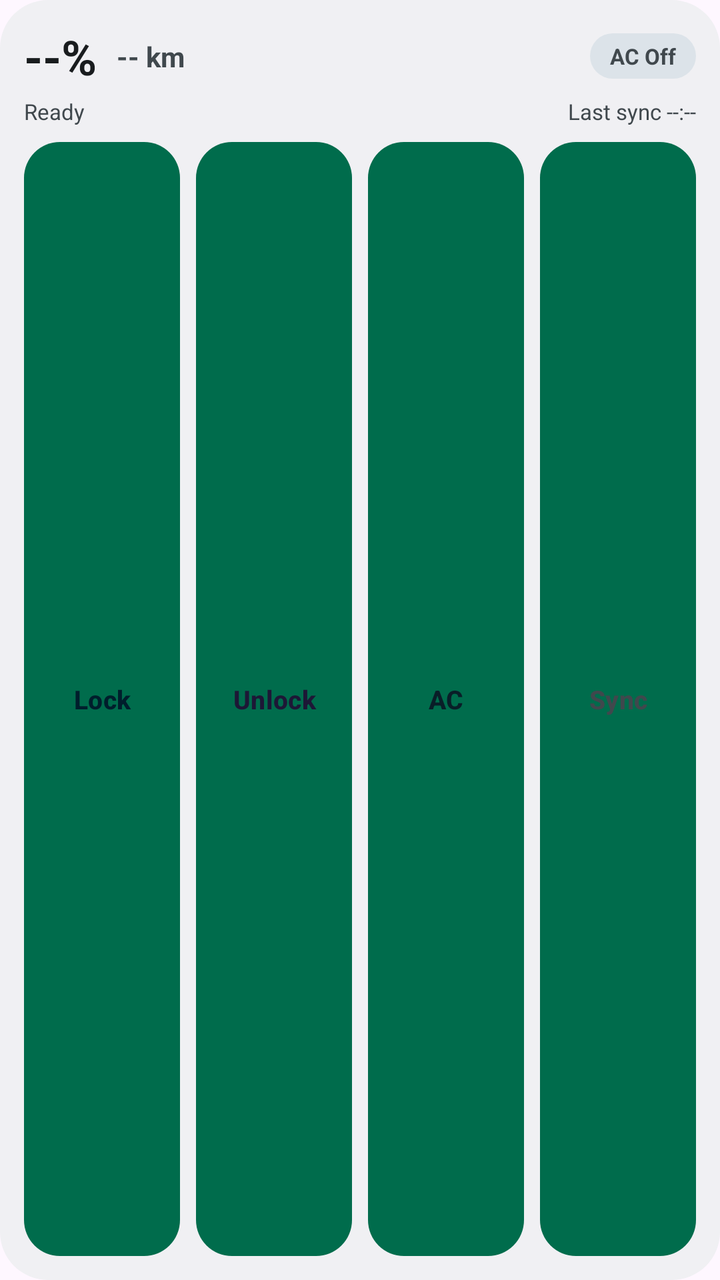
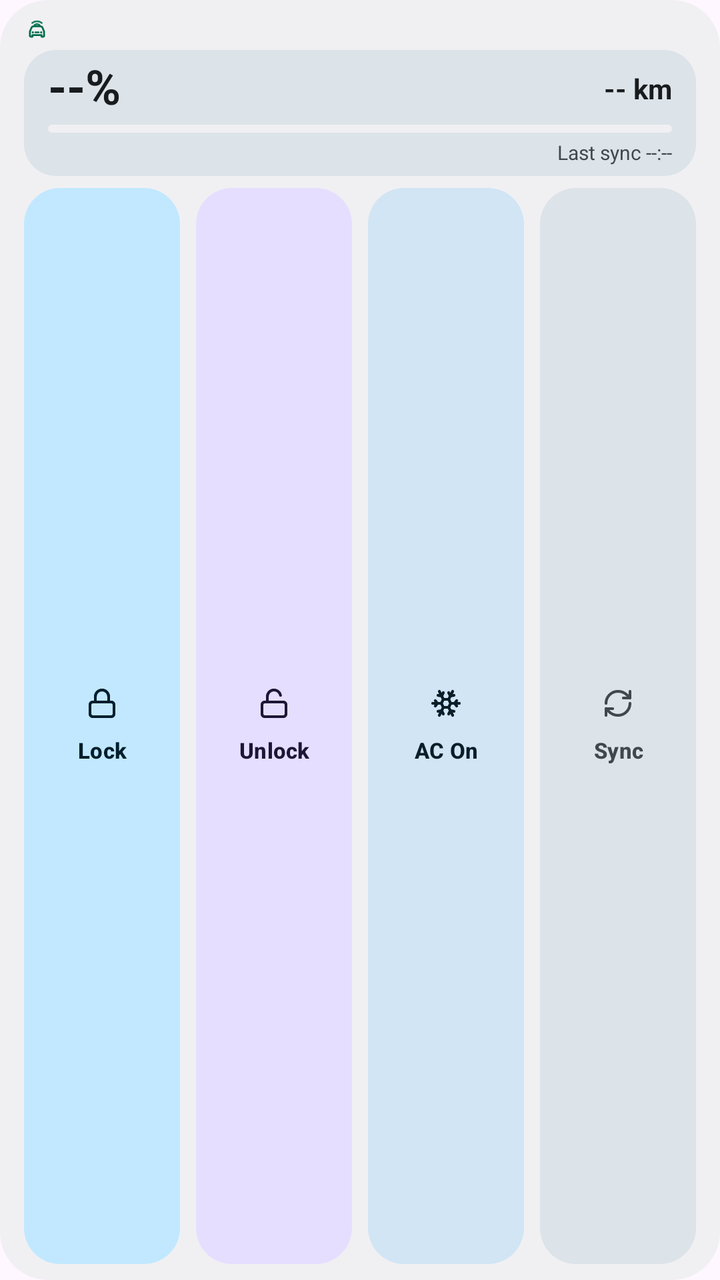

An Android layout rendered at two revisions. The XML below is the earlier revision; the diff shows what the commit changed to produce the second picture.
<!-- AndroidManifest.xml: application theme Theme.BydWatch -->
<!-- res/layout/widget_vehicle.xml -->
<?xml version="1.0" encoding="utf-8"?>
<LinearLayout xmlns:android="http://schemas.android.com/apk/res/android"
    android:id="@+id/widgetRoot"
    android:layout_width="match_parent"
    android:layout_height="match_parent"
    android:background="@drawable/bg_widget_card"
    android:orientation="vertical"
    android:padding="12dp">

    
    <LinearLayout
        android:id="@+id/widgetHeader"
        android:layout_width="match_parent"
        android:layout_height="wrap_content"
        android:gravity="center_vertical"
        android:orientation="horizontal">

        <TextView
            android:id="@+id/tvWidgetSoc"
            android:layout_width="wrap_content"
            android:layout_height="wrap_content"
            android:text="--%"
            android:textColor="@color/widget_on_surface"
            android:textSize="24sp"
            android:textStyle="bold" />

        <TextView
            android:id="@+id/tvWidgetRange"
            android:layout_width="0dp"
            android:layout_height="wrap_content"
            android:layout_marginStart="10dp"
            android:layout_weight="1"
            android:ellipsize="end"
            android:maxLines="1"
            android:text="-- km"
            android:textColor="@color/widget_on_surface_variant"
            android:textSize="14sp"
            android:textStyle="bold" />

        <TextView
            android:id="@+id/tvWidgetAcStatus"
            android:layout_width="wrap_content"
            android:layout_height="wrap_content"
            android:background="@drawable/bg_widget_chip"
            android:paddingHorizontal="10dp"
            android:paddingVertical="4dp"
            android:text="AC Off"
            android:textColor="@color/widget_on_surface_variant"
            android:textSize="11sp"
            android:textStyle="bold" />
    </LinearLayout>

    
    <LinearLayout
        android:layout_width="match_parent"
        android:layout_height="wrap_content"
        android:layout_marginTop="4dp"
        android:layout_marginBottom="8dp"
        android:gravity="center_vertical"
        android:orientation="horizontal">

        <TextView
            android:id="@+id/tvWidgetBanner"
            android:layout_width="0dp"
            android:layout_height="wrap_content"
            android:layout_weight="1"
            android:ellipsize="end"
            android:maxLines="1"
            android:text="Ready"
            android:textColor="@color/widget_on_surface_variant"
            android:textSize="11sp" />

        <TextView
            android:id="@+id/tvWidgetLastSync"
            android:layout_width="wrap_content"
            android:layout_height="wrap_content"
            android:layout_marginStart="8dp"
            android:ellipsize="end"
            android:maxLines="1"
            android:text="Last sync --:--"
            android:textColor="@color/widget_on_surface_variant"
            android:textSize="11sp" />
    </LinearLayout>

    
    <LinearLayout
        android:layout_width="match_parent"
        android:layout_height="0dp"
        android:layout_weight="1"
        android:orientation="horizontal">

        <Button
            android:id="@+id/btnWidgetLock"
            android:layout_width="0dp"
            android:layout_height="match_parent"
            android:layout_marginEnd="4dp"
            android:layout_weight="1"
            android:background="@drawable/bg_widget_btn_primary"
            android:padding="4dp"
            android:text="Lock"
            android:textAllCaps="false"
            android:textColor="@color/widget_on_primary_container"
            android:textSize="13sp"
            android:textStyle="bold" />

        <Button
            android:id="@+id/btnWidgetUnlock"
            android:layout_width="0dp"
            android:layout_height="match_parent"
            android:layout_marginHorizontal="4dp"
            android:layout_weight="1"
            android:background="@drawable/bg_widget_btn_tertiary"
            android:padding="4dp"
            android:text="Unlock"
            android:textAllCaps="false"
            android:textColor="@color/widget_on_tertiary_container"
            android:textSize="13sp"
            android:textStyle="bold" />

        <Button
            android:id="@+id/btnWidgetAc"
            android:layout_width="0dp"
            android:layout_height="match_parent"
            android:layout_marginHorizontal="4dp"
            android:layout_weight="1"
            android:background="@drawable/bg_widget_btn_secondary"
            android:padding="4dp"
            android:text="AC"
            android:textAllCaps="false"
            android:textColor="@color/widget_on_secondary_container"
            android:textSize="13sp"
            android:textStyle="bold" />

        <Button
            android:id="@+id/btnWidgetRefresh"
            android:layout_width="0dp"
            android:layout_height="match_parent"
            android:layout_marginStart="4dp"
            android:layout_weight="1"
            android:background="@drawable/bg_widget_btn_tonal"
            android:padding="4dp"
            android:text="Sync"
            android:textAllCaps="false"
            android:textColor="@color/widget_on_surface_variant"
            android:textSize="13sp"
            android:textStyle="bold" />
    </LinearLayout>

    
    <LinearLayout
        android:id="@+id/layoutWidgetLocationBar"
        android:layout_width="match_parent"
        android:layout_height="wrap_content"
        android:layout_marginTop="8dp"
        android:background="@drawable/bg_widget_chip"
        android:gravity="center_vertical"
        android:orientation="horizontal"
        android:paddingHorizontal="10dp"
        android:paddingVertical="8dp"
        android:visibility="gone">

        <ImageView
            android:layout_width="18dp"
            android:layout_height="18dp"
            android:layout_marginEnd="8dp"
            android:contentDescription="@string/label_car_location"
            android:src="@drawable/ic_byd_location" />

        <LinearLayout
            android:layout_width="0dp"
            android:layout_height="wrap_content"
            android:layout_weight="1"
            android:orientation="vertical">

            <TextView
                android:id="@+id/tvWidgetLocationLabel"
                android:layout_width="match_parent"
                android:layout_height="wrap_content"
                android:ellipsize="end"
                android:maxLines="1"
                android:text="Car Location · Navigate"
                android:textColor="@color/widget_on_surface_variant"
                android:textSize="10sp"
                android:textStyle="bold" />

            <TextView
                android:id="@+id/tvWidgetLocationText"
                android:layout_width="match_parent"
                android:layout_height="wrap_content"
                android:ellipsize="end"
                android:maxLines="1"
                android:text="@string/location_widget_empty"
                android:textColor="@color/widget_on_surface"
                android:textSize="12sp"
                android:textStyle="bold" />
        </LinearLayout>
    </LinearLayout>
</LinearLayout>
<!-- resources referenced by this layout -->
<resources>
  <!-- drawable ic_byd_location (drawable) -->
  <?xml version="1.0" encoding="utf-8"?>
  <vector xmlns:android="http://schemas.android.com/apk/res/android"
      android:width="24dp"
      android:height="24dp"
      android:viewportWidth="24"
      android:viewportHeight="24">
      <path
          android:fillColor="@color/accent_emerald"
          android:pathData="M12,2C8.13,2 5,5.13 5,9c0,5.25 7,13 7,13s7,-7.75 7,-13c0,-3.87 -3.13,-7 -7,-7zM12,11.5c-1.38,0 -2.5,-1.12 -2.5,-2.5s1.12,-2.5 2.5,-2.5 2.5,1.12 2.5,2.5 -1.12,2.5 -2.5,2.5z" />
  </vector>
  <string name="label_car_location">Car Location</string>
  <string name="location_widget_empty">Tap Sync for location</string>
  <style name="Theme.BydWatch" parent="Theme.Material3.DayNight.NoActionBar">
          <item name="colorPrimary">@color/accent_emerald</item>
          <item name="colorOnPrimary">@android:color/white</item>
          <item name="colorPrimaryContainer">@color/widget_primary_container</item>
          <item name="colorOnPrimaryContainer">@color/widget_on_primary_container</item>
          <item name="colorSecondary">@color/accent_cyan</item>
          <item name="colorSecondaryContainer">@color/widget_secondary_container</item>
          <item name="colorOnSecondaryContainer">@color/widget_on_secondary_container</item>
          <item name="colorTertiaryContainer">@color/widget_tertiary_container</item>
          <item name="colorOnTertiaryContainer">@color/widget_on_tertiary_container</item>
          <item name="android:windowBackground">?attr/colorSurface</item>
          <item name="android:statusBarColor">@android:color/transparent</item>
          <item name="android:navigationBarColor">@android:color/transparent</item>
          <item name="android:windowLightStatusBar">true</item>
          <item name="textInputStyle">@style/Widget.BydWatch.TextInputLayout</item>
      </style>
  <!-- unchanged entries left out for length: 19 -->
</resources>

<!-- the commit's change to res/layout/widget_vehicle.xml (unified diff, before → after) -->
@@ -5,82 +5,190 @@
     android:layout_height="match_parent"
     android:background="@drawable/bg_widget_card"
     android:orientation="vertical"
-    android:padding="12dp">
+    android:paddingHorizontal="12dp"
+    android:paddingVertical="8dp">
 
     
     <LinearLayout
         android:id="@+id/widgetHeader"
         android:layout_width="match_parent"
         android:layout_height="wrap_content"
+        android:layout_marginBottom="4dp"
         android:gravity="center_vertical"
         android:orientation="horizontal">
 
+        <LinearLayout
+            android:layout_width="0dp"
+            android:layout_height="wrap_content"
+            android:layout_weight="1"
+            android:gravity="center_vertical"
+            android:orientation="horizontal">
+
+            <ImageView
+                android:id="@+id/ivWidgetBrandLogo"
+                android:layout_width="13dp"
+                android:layout_height="13dp"
+                android:layout_marginEnd="5dp"
+                android:contentDescription="@string/app_name"
+                android:src="@drawable/ic_ev_watch_logo"
+                android:tint="@color/accent_emerald" />
+
+            <TextView
+                android:id="@+id/tvWidgetCarModel"
+                android:layout_width="0dp"
+                android:layout_height="wrap_content"
+                android:layout_weight="1"
+                android:ellipsize="end"
+                android:maxLines="1"
+                android:textColor="@color/widget_on_surface"
+                android:textSize="11sp"
+                android:textStyle="bold"
+                android:visibility="gone" />
+        </LinearLayout>
+
         <TextView
-            android:id="@+id/tvWidgetSoc"
+            android:id="@+id/tvWidgetBanner"
             android:layout_width="wrap_content"
             android:layout_height="wrap_content"
-            android:text="--%"
-            android:textColor="@color/widget_on_surface"
-            android:textSize="24sp"
-            android:textStyle="bold" />
-
-        <TextView
-            android:id="@+id/tvWidgetRange"
-            android:layout_width="0dp"
-            android:layout_height="wrap_content"
-            android:layout_marginStart="10dp"
-            android:layout_weight="1"
+            android:layout_marginStart="4dp"
+            android:background="@drawable/bg_widget_chip"
             android:ellipsize="end"
             android:maxLines="1"
-            android:text="-- km"
+            android:paddingHorizontal="7dp"
+            android:paddingVertical="2.5dp"
+            android:text="Ready"
             android:textColor="@color/widget_on_surface_variant"
-            android:textSize="14sp"
-            android:textStyle="bold" />
+            android:textSize="10sp"
+            android:textStyle="bold"
+            android:visibility="gone" />
+
+        <TextView
+            android:id="@+id/tvWidgetLockStatus"
+            android:layout_width="wrap_content"
+            android:layout_height="wrap_content"
+            android:layout_marginStart="4dp"
+            android:background="@drawable/bg_widget_chip"
+            android:maxLines="1"
+            android:paddingHorizontal="7dp"
+            android:paddingVertical="2.5dp"
+            android:text="Locked"
+            android:textColor="@color/widget_on_surface_variant"
+            android:textSize="10sp"
+            android:textStyle="bold"
+            android:visibility="gone" />
 
         <TextView
             android:id="@+id/tvWidgetAcStatus"
             android:layout_width="wrap_content"
             android:layout_height="wrap_content"
+            android:layout_marginStart="4dp"
             android:background="@drawable/bg_widget_chip"
-            android:paddingHorizontal="10dp"
-            android:paddingVertical="4dp"
+            android:maxLines="1"
+            android:paddingHorizontal="7dp"
+            android:paddingVertical="2.5dp"
             android:text="AC Off"
             android:textColor="@color/widget_on_surface_variant"
-            android:textSize="11sp"
-            android:textStyle="bold" />
+            android:textSize="10sp"
+            android:textStyle="bold"
+            android:visibility="gone" />
     </LinearLayout>
 
     
     <LinearLayout
+        android:id="@+id/layoutWidgetBatteryCard"
         android:layout_width="match_parent"
         android:layout_height="wrap_content"
-        android:layout_marginTop="4dp"
-        android:layout_marginBottom="8dp"
+        android:layout_marginBottom="6dp"
+        android:background="@drawable/bg_widget_subcard"
         android:gravity="center_vertical"
-        android:orientation="horizontal">
-
-        <TextView
-            android:id="@+id/tvWidgetBanner"
-            android:layout_width="0dp"
-            android:layout_height="wrap_content"
-            android:layout_weight="1"
-            android:ellipsize="end"
-            android:maxLines="1"
-            android:text="Ready"
-            android:textColor="@color/widget_on_surface_variant"
-            android:textSize="11sp" />
-
-        <TextView
-            android:id="@+id/tvWidgetLastSync"
-            android:layout_width="wrap_content"
-            android:layout_height="wrap_content"
-            android:layout_marginStart="8dp"
-            android:ellipsize="end"
-            android:maxLines="1"
-            android:text="Last sync --:--"
-            android:textColor="@color/widget_on_surface_variant"
-            android:textSize="11sp" />
+        android:orientation="vertical"
+        android:paddingHorizontal="12dp"
+        android:paddingVertical="5dp">
+
+        <LinearLayout
+            android:layout_width="match_parent"
+            android:layout_height="wrap_content"
+            android:gravity="center_vertical"
+            android:orientation="horizontal">
+
+            <TextView
+                android:id="@+id/tvWidgetSoc"
+                android:layout_width="wrap_content"
+                android:layout_height="wrap_content"
+                android:includeFontPadding="false"
+                android:text="--%"
+                android:textColor="@color/widget_on_surface"
+                android:textSize="24sp"
+                android:textStyle="bold" />
+
+            <TextView
+                android:id="@+id/tvWidgetRange"
+                android:layout_width="0dp"
+                android:layout_height="wrap_content"
+                android:layout_marginStart="10dp"
+                android:layout_weight="1"
+                android:ellipsize="end"
+                android:gravity="end"
+                android:maxLines="1"
+                android:text="-- km"
+                android:textColor="@color/widget_on_surface"
+                android:textSize="14sp"
+                android:textStyle="bold" />
+        </LinearLayout>
+
+        <ProgressBar
+            android:id="@+id/pbWidgetSoc"
+            style="?android:attr/progressBarStyleHorizontal"
+            android:layout_width="match_parent"
+            android:layout_height="4dp"
+            android:layout_marginTop="4dp"
+            android:max="100"
+            android:progress="0"
+            android:progressDrawable="@drawable/progress_widget_soc_on_card" />
+
+        <LinearLayout
+            android:layout_width="match_parent"
+            android:layout_height="wrap_content"
+            android:layout_marginTop="3dp"
+            android:gravity="center_vertical"
+            android:orientation="horizontal">
+
+            <LinearLayout
+                android:layout_width="0dp"
+                android:layout_height="wrap_content"
+                android:layout_weight="1"
+                android:orientation="horizontal">
+
+                <TextView
+                    android:id="@+id/tvWidgetBatteryMeta"
+                    android:layout_width="wrap_content"
+                    android:layout_height="wrap_content"
+                    android:ellipsize="end"
+                    android:maxLines="1"
+                    android:textColor="@color/widget_on_surface_variant"
+                    android:textSize="10sp"
+                    android:visibility="gone" />
+            </LinearLayout>
+
+            <TextView
+                android:id="@+id/tvWidgetLastSync"
+                android:layout_width="wrap_content"
+                android:layout_height="wrap_content"
+                android:layout_marginStart="8dp"
+                android:ellipsize="end"
+                android:maxLines="1"
+                android:text="Last sync --:--"
+                android:textColor="@color/widget_on_surface_variant"
+                android:textSize="10sp" />
+        </LinearLayout>
     </LinearLayout>
+
+    
+    <FrameLayout
+        android:id="@+id/layoutWidgetLocationBar"
+        android:layout_width="0dp"
+        android:layout_height="0dp"
+        android:visibility="gone" />
 
     
     <LinearLayout
@@ -89,109 +197,123 @@
         android:layout_weight="1"
         android:orientation="horizontal">
 
-        <Button
-            android:id="@+id/btnWidgetLock"
+        <LinearLayout
+            android:id="@+id/tileWidgetLock"
             android:layout_width="0dp"
             android:layout_height="match_parent"
             android:layout_marginEnd="4dp"
             android:layout_weight="1"
             android:background="@drawable/bg_widget_btn_primary"
-            android:padding="4dp"
-            android:text="Lock"
-            android:textAllCaps="false"
-            android:textColor="@color/widget_on_primary_container"
-            android:textSize="13sp"
-            android:textStyle="bold" />
-
-        <Button
-            android:id="@+id/btnWidgetUnlock"
+            android:gravity="center"
+            android:orientation="vertical"
+            android:paddingHorizontal="4dp">
+
+            <Button
+                android:id="@+id/btnWidgetLock"
+                android:layout_width="match_parent"
+                android:layout_height="wrap_content"
+                android:background="@android:color/transparent"
+                android:drawablePadding="2dp"
+                android:drawableTop="@drawable/ic_widget_lock_sm"
+                android:gravity="center"
+                android:minWidth="0dp"
+                android:minHeight="0dp"
+                android:padding="0dp"
+                android:stateListAnimator="@null"
+                android:text="Lock"
+                android:textAllCaps="false"
+                android:textColor="@color/widget_on_primary_container"
+                android:textSize="11sp"
+                android:textStyle="bold" />
+        </LinearLayout>
+
+        <LinearLayout
+            android:id="@+id/tileWidgetUnlock"
             android:layout_width="0dp"
             android:layout_height="match_parent"
             android:layout_marginHorizontal="4dp"
             android:layout_weight="1"
             android:background="@drawable/bg_widget_btn_tertiary"
-            android:padding="4dp"
-            android:text="Unlock"
-            android:textAllCaps="false"
-            android:textColor="@color/widget_on_tertiary_container"
-            android:textSize="13sp"
-            android:textStyle="bold" />
-
-        <Button
-            android:id="@+id/btnWidgetAc"
+            android:gravity="center"
+            android:orientation="vertical"
+            android:paddingHorizontal="4dp">
+
+            <Button
+                android:id="@+id/btnWidgetUnlock"
+                android:layout_width="match_parent"
+                android:layout_height="wrap_content"
+                android:background="@android:color/transparent"
+                android:drawablePadding="2dp"
+                android:drawableTop="@drawable/ic_widget_unlock_sm"
+                android:gravity="center"
+                android:minWidth="0dp"
+                android:minHeight="0dp"
+                android:padding="0dp"
+                android:stateListAnimator="@null"
+                android:text="Unlock"
+                android:textAllCaps="false"
+                android:textColor="@color/widget_on_tertiary_container"
+                android:textSize="11sp"
+                android:textStyle="bold" />
+        </LinearLayout>
+
+        <LinearLayout
+            android:id="@+id/tileWidgetAc"
             android:layout_width="0dp"
             android:layout_height="match_parent"
             android:layout_marginHorizontal="4dp"
             android:layout_weight="1"
             android:background="@drawable/bg_widget_btn_secondary"
-            android:padding="4dp"
-            android:text="AC"
-            android:textAllCaps="false"
-            android:textColor="@color/widget_on_secondary_container"
-            android:textSize="13sp"
-            android:textStyle="bold" />
-
-        <Button
-            android:id="@+id/btnWidgetRefresh"
+            android:gravity="center"
+            android:orientation="vertical"
+            android:paddingHorizontal="4dp">
+
+            <Button
+                android:id="@+id/btnWidgetAc"
+                android:layout_width="match_parent"
+                android:layout_height="wrap_content"
+                android:background="@android:color/transparent"
+                android:drawablePadding="2dp"
+                android:drawableTop="@drawable/ic_widget_ac_sm"
+                android:gravity="center"
+                android:minWidth="0dp"
+                android:minHeight="0dp"
+                android:padding="0dp"
+                android:stateListAnimator="@null"
+                android:text="AC On"
+                android:textAllCaps="false"
+                android:textColor="@color/widget_on_secondary_container"
+                android:textSize="11sp"
+                android:textStyle="bold" />
+        </LinearLayout>
+
+        <LinearLayout
+            android:id="@+id/tileWidgetRefresh"
             android:layout_width="0dp"
             android:layout_height="match_parent"
             android:layout_marginStart="4dp"
             android:layout_weight="1"
             android:background="@drawable/bg_widget_btn_tonal"
-            android:padding="4dp"
-            android:text="Sync"
-            android:textAllCaps="false"
-            android:textColor="@color/widget_on_surface_variant"
-            android:textSize="13sp"
-            android:textStyle="bold" />
-    </LinearLayout>
-
-    
-    <LinearLayout
-        android:id="@+id/layoutWidgetLocationBar"
-        android:layout_width="match_parent"
-        android:layout_height="wrap_content"
-        android:layout_marginTop="8dp"
-        android:background="@drawable/bg_widget_chip"
-        android:gravity="center_vertical"
-        android:orientation="horizontal"
-        android:paddingHorizontal="10dp"
-        android:paddingVertical="8dp"
-        android:visibility="gone">
-
-        <ImageView
-            android:layout_width="18dp"
-            android:layout_height="18dp"
-            android:layout_marginEnd="8dp"
-            android:contentDescription="@string/label_car_location"
-            android:src="@drawable/ic_byd_location" />
-
-        <LinearLayout
-            android:layout_width="0dp"
-            android:layout_height="wrap_content"
-            android:layout_weight="1"
-            android:orientation="vertical">
-
-            <TextView
-                android:id="@+id/tvWidgetLocationLabel"
+            android:gravity="center"
+            android:orientation="vertical"
+            android:paddingHorizontal="4dp">
+
+            <Button
+                android:id="@+id/btnWidgetRefresh"
                 android:layout_width="match_parent"
                 android:layout_height="wrap_content"
-                android:ellipsize="end"
-                android:maxLines="1"
-                android:text="Car Location · Navigate"
+                android:background="@android:color/transparent"
+                android:drawablePadding="2dp"
+                android:drawableTop="@drawable/ic_widget_sync_sm"
+                android:gravity="center"
+                android:minWidth="0dp"
+                android:minHeight="0dp"
+                android:padding="0dp"
+                android:stateListAnimator="@null"
+                android:text="Sync"
+                android:textAllCaps="false"
                 android:textColor="@color/widget_on_surface_variant"
-                android:textSize="10sp"
-                android:textStyle="bold" />
-
-            <TextView
-                android:id="@+id/tvWidgetLocationText"
-                android:layout_width="match_parent"
-                android:layout_height="wrap_content"
-                android:ellipsize="end"
-                android:maxLines="1"
-                android:text="@string/location_widget_empty"
-                android:textColor="@color/widget_on_surface"
-                android:textSize="12sp"
+                android:textSize="11sp"
                 android:textStyle="bold" />
         </LinearLayout>
     </LinearLayout>
<!-- resource entries referenced after the edit -->
@@ -1,20 +1,150 @@
 <!-- resources referenced by this layout -->
 <resources>
-  <!-- drawable ic_byd_location (drawable) -->
+  <!-- drawable bg_widget_subcard (drawable) -->
+  <?xml version="1.0" encoding="utf-8"?>
+  <shape xmlns:android="http://schemas.android.com/apk/res/android"
+      android:shape="rectangle">
+      <solid android:color="@color/widget_surface_variant" />
+      <corners android:radius="16dp" />
+  </shape>
+  <!-- drawable ic_ev_watch_logo (drawable) -->
   <?xml version="1.0" encoding="utf-8"?>
   <vector xmlns:android="http://schemas.android.com/apk/res/android"
       android:width="24dp"
       android:height="24dp"
       android:viewportWidth="24"
       android:viewportHeight="24">
+      
       <path
-          android:fillColor="@color/accent_emerald"
-          android:pathData="M12,2C8.13,2 5,5.13 5,9c0,5.25 7,13 7,13s7,-7.75 7,-13c0,-3.87 -3.13,-7 -7,-7zM12,11.5c-1.38,0 -2.5,-1.12 -2.5,-2.5s1.12,-2.5 2.5,-2.5 2.5,1.12 2.5,2.5 -1.12,2.5 -2.5,2.5z" />
+          android:fillColor="@android:color/transparent"
+          android:strokeAlpha="0.88"
+          android:strokeColor="#FFFFFF"
+          android:strokeLineCap="round"
+          android:strokeWidth="1.6"
+          android:pathData="M7.6,6.4 C10.1,4.4 13.9,4.4 16.4,6.4" />
+      <path
+          android:fillColor="@android:color/transparent"
+          android:strokeAlpha="0.95"
+          android:strokeColor="#FFFFFF"
+          android:strokeLineCap="round"
+          android:strokeWidth="1.5"
+          android:pathData="M9.6,8.4 C11,7.3 13,7.3 14.4,8.4" />
+      <path
+          android:fillColor="@android:color/transparent"
+          android:strokeColor="#FFFFFF"
+          android:strokeLineJoin="round"
+          android:strokeWidth="1.7"
+          android:pathData="M5.4,14.5 L6.9,10.8 C7.3,9.9 8.1,9.5 9.2,9.5 H14.8 C15.9,9.5 16.7,9.9 17.1,10.8 L18.6,14.5 V18.1 C18.6,18.7 18.1,19.1 17.5,19.1 H16.2 V17.6 H7.8 V19.1 H6.5 C5.9,19.1 5.4,18.7 5.4,18.1 Z" />
+      <path
+          android:fillColor="#FFFFFF"
+          android:pathData="M7.1,15.1 A1.0,1.0 0 1,0 9.1,15.1 A1.0,1.0 0 1,0 7.1,15.1 Z" />
+      <path
+          android:fillColor="#FFFFFF"
+          android:pathData="M14.9,15.1 A1.0,1.0 0 1,0 16.9,15.1 A1.0,1.0 0 1,0 14.9,15.1 Z" />
+      <path
+          android:fillColor="@android:color/transparent"
+          android:strokeColor="#FFFFFF"
+          android:strokeLineCap="round"
+          android:strokeWidth="1.5"
+          android:pathData="M10.4,15.1 H13.6" />
   </vector>
-  <string name="label_car_location">Car Location</string>
-  <string name="location_widget_empty">Tap Sync for location</string>
+  <!-- drawable ic_widget_ac_sm (drawable) -->
+  <?xml version="1.0" encoding="utf-8"?>
+  <vector xmlns:android="http://schemas.android.com/apk/res/android"
+      android:width="16dp"
+      android:height="16dp"
+      android:viewportWidth="24"
+      android:viewportHeight="24">
+      <path
+          android:fillColor="@android:color/transparent"
+          android:strokeColor="@color/widget_on_secondary_container"
+          android:strokeLineCap="round"
+          android:strokeLineJoin="round"
+          android:strokeWidth="2.1"
+          android:pathData="M10,20l-1.25,-2.5L6,18 M10,4L8.75,6.5L6,6 M14,20l1.25,-2.5L18,18 M14,4l1.25,2.5L18,6 M17,21l-3,-6h-4 M17,3l-3,6l1.5,3 M2,12h6.5L10,9 M20,10l-1.5,2l1.5,2 M22,12h-6.5L14,15 M4,10l1.5,2L4,14 M7,21l3,-6l-1.5,-3 M7,3l3,6h4" />
+  </vector>
+  <!-- drawable ic_widget_lock_sm (drawable) -->
+  <?xml version="1.0" encoding="utf-8"?>
+  <vector xmlns:android="http://schemas.android.com/apk/res/android"
+      android:width="16dp"
+      android:height="16dp"
+      android:viewportWidth="24"
+      android:viewportHeight="24">
+      <path
+          android:fillColor="@android:color/transparent"
+          android:strokeColor="@color/widget_on_primary_container"
+          android:strokeLineCap="round"
+          android:strokeLineJoin="round"
+          android:strokeWidth="2.1"
+          android:pathData="M5,11 H19 A2,2 0 0 1 21,13 V20 A2,2 0 0 1 19,22 H5 A2,2 0 0 1 3,20 V13 A2,2 0 0 1 5,11 Z" />
+      <path
+          android:fillColor="@android:color/transparent"
+          android:strokeColor="@color/widget_on_primary_container"
+          android:strokeLineCap="round"
+          android:strokeLineJoin="round"
+          android:strokeWidth="2.1"
+          android:pathData="M7,11V7a5,5 0 0,1 10,0v4" />
+  </vector>
+  <!-- drawable ic_widget_sync_sm (drawable) -->
+  <?xml version="1.0" encoding="utf-8"?>
+  <vector xmlns:android="http://schemas.android.com/apk/res/android"
+      android:width="16dp"
+      android:height="16dp"
+      android:viewportWidth="24"
+      android:viewportHeight="24">
+      <path
+          android:fillColor="@android:color/transparent"
+          android:strokeColor="@color/widget_on_surface_variant"
+          android:strokeLineCap="round"
+          android:strokeLineJoin="round"
+          android:strokeWidth="2.1"
+          android:pathData="M3,12a9,9 0 0,1 9,-9 9.75,9.75 0 0,1 6.74,2.74L21,8 M21,3v5h-5 M21,12a9,9 0 0,1 -9,9 9.75,9.75 0 0,1 -6.74,-2.74L3,16 M8,16H3v5" />
+  </vector>
+  <!-- drawable ic_widget_unlock_sm (drawable) -->
+  <?xml version="1.0" encoding="utf-8"?>
+  <vector xmlns:android="http://schemas.android.com/apk/res/android"
+      android:width="16dp"
+      android:height="16dp"
+      android:viewportWidth="24"
+      android:viewportHeight="24">
+      <path
+          android:fillColor="@android:color/transparent"
+          android:strokeColor="@color/widget_on_tertiary_container"
+          android:strokeLineCap="round"
+          android:strokeLineJoin="round"
+          android:strokeWidth="2.1"
+          android:pathData="M5,11 H19 A2,2 0 0 1 21,13 V20 A2,2 0 0 1 19,22 H5 A2,2 0 0 1 3,20 V13 A2,2 0 0 1 5,11 Z" />
+      <path
+          android:fillColor="@android:color/transparent"
+          android:strokeColor="@color/widget_on_tertiary_container"
+          android:strokeLineCap="round"
+          android:strokeLineJoin="round"
+          android:strokeWidth="2.1"
+          android:pathData="M7,11V7a5,5 0 0,1 9.9,-1" />
+  </vector>
+  <!-- drawable progress_widget_soc_on_card (drawable) -->
+  <?xml version="1.0" encoding="utf-8"?>
+  <layer-list xmlns:android="http://schemas.android.com/apk/res/android">
+      <item android:id="@android:id/background">
+          <shape android:shape="rectangle">
+              <solid android:color="@color/widget_surface" />
+              <corners android:radius="999dp" />
+          </shape>
+      </item>
+      <item android:id="@android:id/progress">
+          <clip>
+              <shape android:shape="rectangle">
+                  <solid android:color="@color/accent_emerald" />
+                  <corners android:radius="999dp" />
+              </shape>
+          </clip>
+      </item>
+  </layer-list>
+  <string name="app_name">BYD Open Remote</string>
   <style name="Theme.BydWatch" parent="Theme.Material3.DayNight.NoActionBar">
           <item name="colorPrimary">@color/accent_emerald</item>
+          <item name="colorPrimaryDark">@color/bg_obsidian</item>
+          <item name="android:colorPrimaryDark">@color/bg_obsidian</item>
           <item name="colorOnPrimary">@android:color/white</item>
           <item name="colorPrimaryContainer">@color/widget_primary_container</item>
           <item name="colorOnPrimaryContainer">@color/widget_on_primary_container</item>
@@ -24,11 +154,12 @@
           <item name="colorTertiaryContainer">@color/widget_tertiary_container</item>
           <item name="colorOnTertiaryContainer">@color/widget_on_tertiary_container</item>
           <item name="android:windowBackground">?attr/colorSurface</item>
-          <item name="android:statusBarColor">@android:color/transparent</item>
-          <item name="android:navigationBarColor">@android:color/transparent</item>
+          <item name="android:statusBarColor">@color/bg_obsidian</item>
+          <item name="android:navigationBarColor">@color/bg_obsidian</item>
           <item name="android:windowLightStatusBar">true</item>
           <item name="textInputStyle">@style/Widget.BydWatch.TextInputLayout</item>
       </style>
+  <color name="bg_obsidian">#F6F8F7</color>
   <!-- unchanged entries left out for length: 19 -->
 </resources>
 
